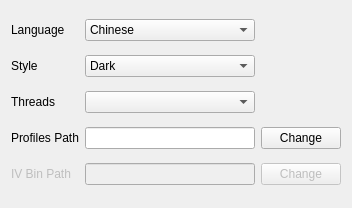
Admiral-Fish/PokeFinder, file Source/Form/Util/Settings.ui: the form before one commit.
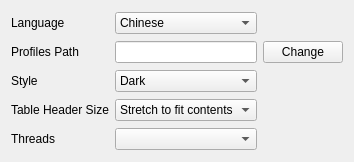
The form after the commit.

Commit message:
Add user setting for tableview header size
Fixes #348

Diff of the .ui file:
```diff
--- a/Source/Form/Util/Settings.ui
+++ b/Source/Form/Util/Settings.ui
@@ -6,8 +6,8 @@
    <rect>
     <x>0</x>
     <y>0</y>
-    <width>352</width>
-    <height>208</height>
+    <width>344</width>
+    <height>162</height>
    </rect>
   </property>
   <property name="windowTitle">
@@ -66,13 +66,34 @@
     </widget>
    </item>
    <item row="1" column="0">
+    <widget class="QLabel" name="labelProfiles">
+     <property name="text">
+      <string>Profiles Path</string>
+     </property>
+    </widget>
+   </item>
+   <item row="1" column="1">
+    <widget class="QLineEdit" name="lineEditProfiles">
+     <property name="readOnly">
+      <bool>true</bool>
+     </property>
+    </widget>
+   </item>
+   <item row="1" column="2">
+    <widget class="QPushButton" name="pushButtonProfile">
+     <property name="text">
+      <string>Change</string>
+     </property>
+    </widget>
+   </item>
+   <item row="2" column="0">
     <widget class="QLabel" name="labelStyle">
      <property name="text">
       <string>Style</string>
      </property>
     </widget>
    </item>
-   <item row="1" column="1">
+   <item row="2" column="1">
     <widget class="QComboBox" name="comboBoxStyle">
      <item>
       <property name="text">
@@ -86,66 +107,36 @@
      </item>
     </widget>
    </item>
-   <item row="2" column="0">
-    <widget class="QLabel" name="labelThreads">
-     <property name="text">
-      <string>Threads</string>
-     </property>
-    </widget>
-   </item>
-   <item row="2" column="1">
-    <widget class="QComboBox" name="comboBoxThreads"/>
-   </item>
    <item row="3" column="0">
-    <widget class="QLabel" name="labelProfiles">
+    <widget class="QLabel" name="labelTableHeaderSize">
      <property name="text">
-      <string>Profiles Path</string>
+      <string>Table Header Size</string>
      </property>
     </widget>
    </item>
    <item row="3" column="1">
-    <widget class="QLineEdit" name="lineEditProfiles">
-     <property name="readOnly">
-      <bool>true</bool>
-     </property>
-    </widget>
-   </item>
-   <item row="3" column="2">
-    <widget class="QPushButton" name="pushButtonProfile">
-     <property name="text">
-      <string>Change</string>
-     </property>
+    <widget class="QComboBox" name="comboBoxTableHeaderSize">
+     <item>
+      <property name="text">
+       <string>Stretch to fit contents</string>
+      </property>
+     </item>
+     <item>
+      <property name="text">
+       <string>Stretch to fit width</string>
+      </property>
+     </item>
     </widget>
    </item>
    <item row="4" column="0">
-    <widget class="QLabel" name="labelIVBin">
-     <property name="enabled">
-      <bool>false</bool>
-     </property>
+    <widget class="QLabel" name="labelThreads">
      <property name="text">
-      <string>IV Bin Path</string>
+      <string>Threads</string>
      </property>
     </widget>
    </item>
    <item row="4" column="1">
-    <widget class="QLineEdit" name="lineEditIVBin">
-     <property name="enabled">
-      <bool>false</bool>
-     </property>
-     <property name="readOnly">
-      <bool>true</bool>
-     </property>
-    </widget>
-   </item>
-   <item row="4" column="2">
-    <widget class="QPushButton" name="pushButtonIVBin">
-     <property name="enabled">
-      <bool>false</bool>
-     </property>
-     <property name="text">
-      <string>Change</string>
-     </property>
-    </widget>
+    <widget class="QComboBox" name="comboBoxThreads"/>
    </item>
   </layout>
  </widget>
```
The commit also changes 5 other files.
